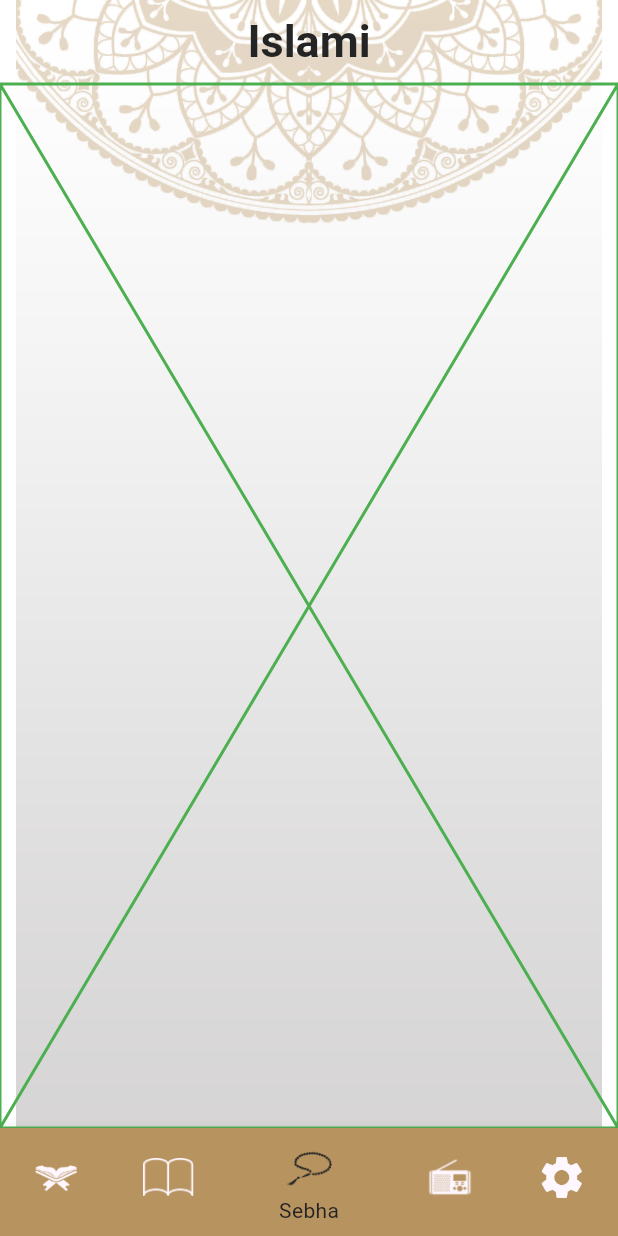
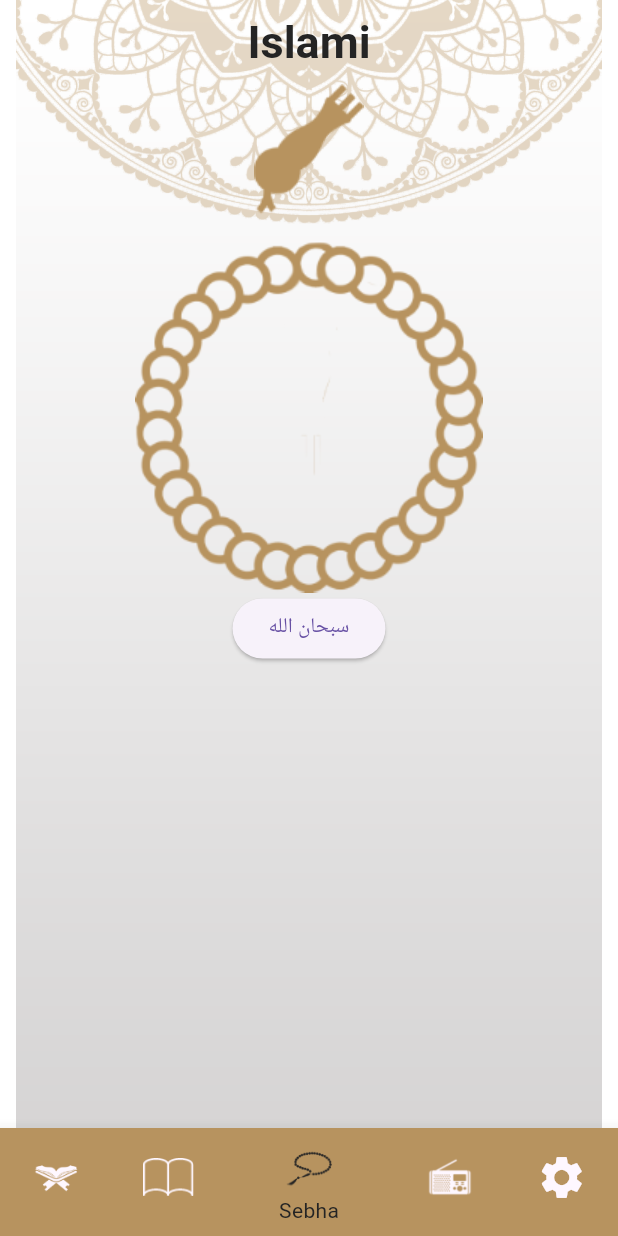
Before and after one commit to anasmohamed13/islami_project, a Flutter app: the screen it shows after launch, item 3 of the bottom bar chosen, on a phone screen of 412 x 824 dp. Run offline on Flutter 3.47's test engine with Material 3 defaults, Android fonts, the phone set to English and light mode, and no system bars; generated files the repository leaves out were written again.

Commit message:
finsh part of light theme

```diff
--- a/lib/main.dart
+++ b/lib/main.dart
@@ -1,18 +1,24 @@
 import 'package:flutter/material.dart';
 import 'package:flutter_localizations/flutter_localizations.dart';
+
 import 'package:islamicproject/ui/provider/language_provider.dart';
+import 'package:islamicproject/ui/provider/theme_provider.dart';
 import 'package:islamicproject/ui/screens/hadeth_details/hadeth_details.dart';
 import 'package:islamicproject/ui/screens/home_screen/home_screen.dart';
 import 'package:islamicproject/ui/screens/splashscreen/spalsh_screen.dart';
 import 'package:islamicproject/ui/screens/sura_details/sura_details.dart';
 import 'package:flutter_gen/gen_l10n/app_localizations.dart';
+import 'package:islamicproject/ui/utils/app_styles.dart';
 import 'package:provider/provider.dart';
 
 void main() {
   runApp(
     ChangeNotifierProvider(
-      create: (context) => LanguageProvider(),
-      child: const IslamicApp(),
+      create: (_) => ThemeProvider(),
+      child: ChangeNotifierProvider(
+        create: (context) => LanguageProvider(),
+        child: const IslamicApp(),
+      ),
     ),
   );
 }
@@ -22,8 +28,12 @@
 
   @override
   Widget build(BuildContext context) {
-    LanguageProvider provider = Provider.of(context);
+    LanguageProvider languageprovider = Provider.of(context);
+    ThemeProvider themeProvider = Provider.of(context);
     return MaterialApp(
+      theme: AppStyle.lightTheme,
+      darkTheme: AppStyle.darkTheme,
+      themeMode: themeProvider.currentTheme,
       debugShowCheckedModeBanner: false,
       localizationsDelegates: const [
         AppLocalizations.delegate,
@@ -35,7 +45,7 @@
         Locale('en'),
         Locale('ar'),
       ],
-      locale: Locale(provider.local),
+      locale: Locale(languageprovider.local),
       routes: {
         SplashScreen.routeName: (context) => const SplashScreen(),
         HomeScreen.routeName: (context) => const HomeScreen(),
--- a/lib/ui/provider/language_provider.dart
+++ b/lib/ui/provider/language_provider.dart
@@ -2,4 +2,9 @@
 
 class LanguageProvider extends ChangeNotifier {
   String local = 'en';
+
+  void changeLang(String? val) {
+    local = val ?? local;
+    notifyListeners();
+  }
 }
--- /dev/null
+++ b/lib/ui/provider/theme_provider.dart
@@ -0,0 +1,11 @@
+import 'package:flutter/material.dart';
+
+class ThemeProvider extends ChangeNotifier {
+  ThemeMode currentTheme = ThemeMode.light;
+
+  bool get isDarkTheme => currentTheme == ThemeMode.dark;
+  set newTheme(ThemeMode themeMode) {
+    currentTheme = themeMode;
+    notifyListeners();
+  }
+}
--- a/lib/ui/screens/home_screen/tabs/sebha/sebha.dart
+++ b/lib/ui/screens/home_screen/tabs/sebha/sebha.dart
@@ -1,12 +1,18 @@
 import 'package:flutter/material.dart';
+import 'package:islamicproject/ui/utils/app_assets.dart';
 
 class Sebha extends StatelessWidget {
   const Sebha({super.key});
 
   @override
   Widget build(BuildContext context) {
-    return const Placeholder(
-      color: Colors.green,
+    return Column(
+      children: [
+        Image.asset(AppAssets.headSebhaLogo),
+        Center(child: Image.asset(AppAssets.bodySebhaLogo)),
+        Container(),
+        ElevatedButton(onPressed: () {}, child: const Text('سبحان الله')),
+      ],
     );
   }
 }
--- a/lib/ui/utils/app_assets.dart
+++ b/lib/ui/utils/app_assets.dart
@@ -7,4 +7,6 @@
   static const String icRadio = 'assets/images/icon_radio.png';
   static const String quraTabLogo = 'assets/images/qur2an_screen_logo.png';
   static const String ahadethTabLogo = 'assets/images/hadeth_logo.png';
+  static const String headSebhaLogo = 'assets/images/head_sebha_logo.png';
+  static const String bodySebhaLogo = 'assets/images/body_sebha_logo.png';
 }
--- a/lib/ui/utils/app_styles.dart
+++ b/lib/ui/utils/app_styles.dart
@@ -12,4 +12,19 @@
     fontWeight: FontWeight.w600,
     color: AppColor.accentcolor,
   );
+  static ThemeData lightTheme = ThemeData(
+      scaffoldBackgroundColor: AppColor.transparent,
+      primaryColor: AppColor.primaryColor,
+      appBarTheme: const AppBarTheme(
+        backgroundColor: AppColor.transparent,
+        titleTextStyle: appBarStyle,
+        elevation: 0,
+        centerTitle: true,
+      ),
+      switchTheme: SwitchThemeData(
+        trackColor: MaterialStateProperty.all(AppColor.primaryColor),
+      ));
+  static ThemeData darkTheme = ThemeData(
+    scaffoldBackgroundColor: AppColor.transparent,
+  );
 }
--- a/lib/ui/widgets/app_scaffold.dart
+++ b/lib/ui/widgets/app_scaffold.dart
@@ -1,7 +1,6 @@
 import 'package:flutter/material.dart';
 import 'package:islamicproject/ui/utils/app_assets.dart';
 import 'package:islamicproject/ui/utils/app_colors.dart';
-import 'package:islamicproject/ui/utils/app_styles.dart';
 
 class AppScaffold extends StatelessWidget {
   const AppScaffold(
@@ -21,13 +20,9 @@
         body: body,
         backgroundColor: AppColor.transparent,
         appBar: AppBar(
-          backgroundColor: AppColor.transparent,
-          elevation: 0,
           title: Text(
             appBarTitle ?? '',
-            style: AppStyle.appBarStyle,
           ),
-          centerTitle: true,
         ),
         bottomNavigationBar: bottomNavigationBar,
       ),
```
Also changed, not shown: lib/ui/screens/home_screen/tabs/settings/settings.dart (+10 -12 lines).
